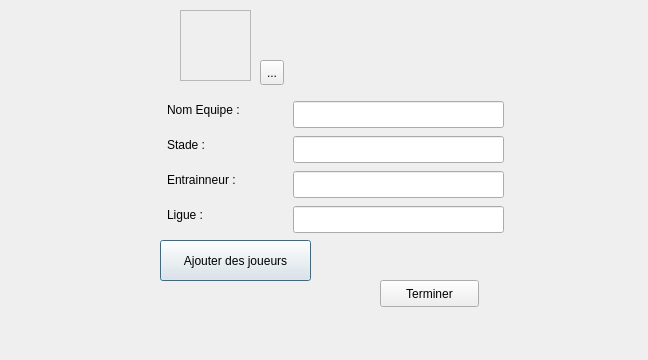
Qt form addequipe.ui (metanas/Champions) before a commit.
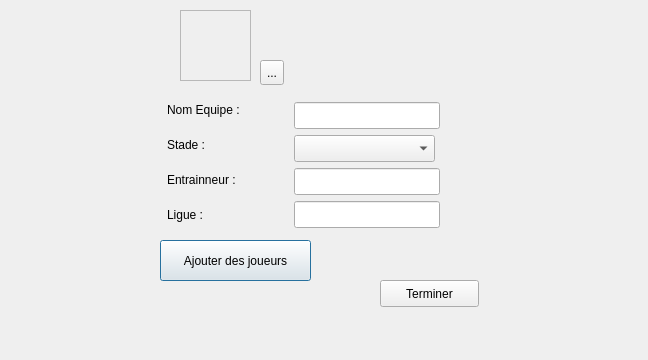
The same form after that commit.

The edit to the form file:
```diff
--- a/addequipe.ui
+++ b/addequipe.ui
@@ -89,9 +89,9 @@
   <widget class="QLineEdit" name="Ligue">
    <property name="geometry">
     <rect>
-     <x>293</x>
-     <y>206</y>
-     <width>211</width>
+     <x>294</x>
+     <y>201</y>
+     <width>146</width>
      <height>27</height>
     </rect>
    </property>
@@ -125,9 +125,9 @@
   <widget class="QLineEdit" name="entrainneur">
    <property name="geometry">
     <rect>
-     <x>293</x>
-     <y>171</y>
-     <width>211</width>
+     <x>294</x>
+     <y>168</y>
+     <width>146</width>
      <height>27</height>
     </rect>
    </property>
@@ -145,22 +145,6 @@
     <string>Stade : </string>
    </property>
   </widget>
-  <widget class="QLineEdit" name="stade">
-   <property name="geometry">
-    <rect>
-     <x>293</x>
-     <y>136</y>
-     <width>211</width>
-     <height>27</height>
-    </rect>
-   </property>
-   <property name="font">
-    <font>
-     <weight>50</weight>
-     <bold>false</bold>
-    </font>
-   </property>
-  </widget>
   <widget class="QLabel" name="label">
    <property name="geometry">
     <rect>
@@ -177,9 +161,19 @@
   <widget class="QLineEdit" name="EquipeEqit">
    <property name="geometry">
     <rect>
-     <x>293</x>
-     <y>101</y>
-     <width>211</width>
+     <x>294</x>
+     <y>102</y>
+     <width>146</width>
+     <height>27</height>
+    </rect>
+   </property>
+  </widget>
+  <widget class="QComboBox" name="comboBox">
+   <property name="geometry">
+    <rect>
+     <x>294</x>
+     <y>135</y>
+     <width>141</width>
      <height>27</height>
     </rect>
    </property>
```
